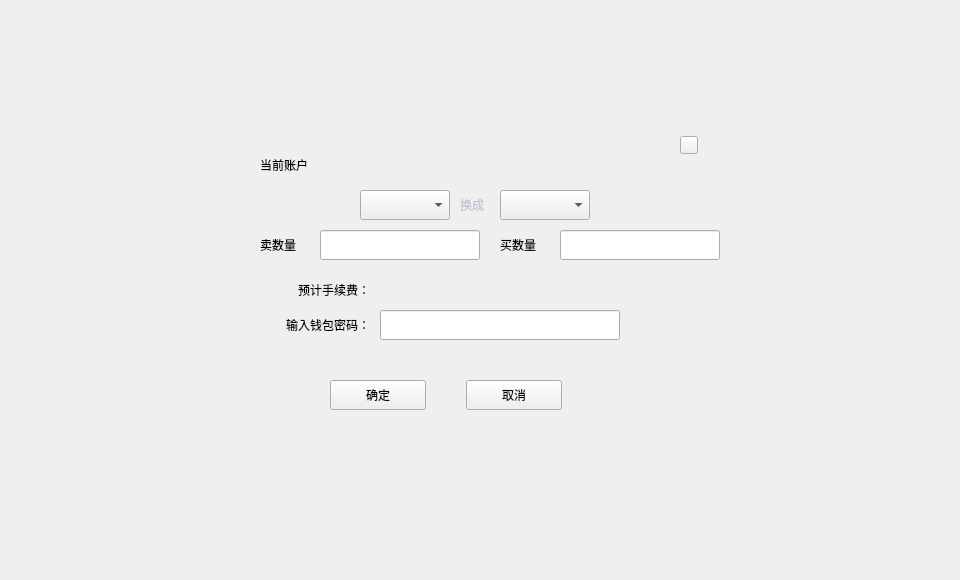
Above: exchange/selldialog.ui from HcashOrg/hx-indicator before the change. Below: the same form after it.
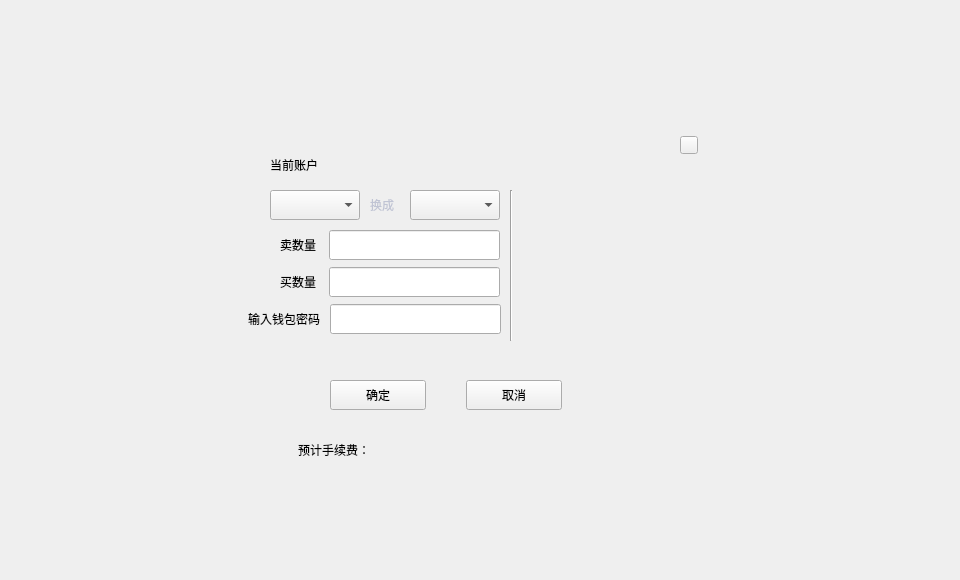
That is the form after the change.

What changed in the file:
```diff
--- a/exchange/selldialog.ui
+++ b/exchange/selldialog.ui
@@ -77,7 +77,7 @@
     <widget class="QComboBox" name="assetComboBox">
      <property name="geometry">
       <rect>
-       <x>130</x>
+       <x>40</x>
        <y>70</y>
        <width>90</width>
        <height>30</height>
@@ -100,7 +100,7 @@
     <widget class="QLabel" name="label_2">
      <property name="geometry">
       <rect>
-       <x>230</x>
+       <x>140</x>
        <y>70</y>
        <width>40</width>
        <height>30</height>
@@ -124,7 +124,7 @@
     <widget class="QComboBox" name="assetComboBox2">
      <property name="geometry">
       <rect>
-       <x>270</x>
+       <x>180</x>
        <y>70</y>
        <width>90</width>
        <height>30</height>
@@ -147,7 +147,7 @@
     <widget class="QLabel" name="label">
      <property name="geometry">
       <rect>
-       <x>30</x>
+       <x>50</x>
        <y>110</y>
        <width>54</width>
        <height>30</height>
@@ -160,8 +160,8 @@
     <widget class="QLabel" name="label_3">
      <property name="geometry">
       <rect>
-       <x>270</x>
-       <y>110</y>
+       <x>50</x>
+       <y>147</y>
        <width>54</width>
        <height>30</height>
       </rect>
@@ -173,9 +173,9 @@
     <widget class="QLineEdit" name="sellAmountLineEdit">
      <property name="geometry">
       <rect>
-       <x>90</x>
+       <x>99</x>
        <y>110</y>
-       <width>160</width>
+       <width>171</width>
        <height>30</height>
       </rect>
      </property>
@@ -183,9 +183,9 @@
     <widget class="QLineEdit" name="buyAmountLineEdit">
      <property name="geometry">
       <rect>
-       <x>330</x>
-       <y>110</y>
-       <width>160</width>
+       <x>99</x>
+       <y>147</y>
+       <width>171</width>
        <height>30</height>
       </rect>
      </property>
@@ -193,7 +193,7 @@
     <widget class="QLabel" name="label_4">
      <property name="geometry">
       <rect>
-       <x>30</x>
+       <x>40</x>
        <y>30</y>
        <width>60</width>
        <height>30</height>
@@ -206,7 +206,7 @@
     <widget class="QLabel" name="accountNameLabel">
      <property name="geometry">
       <rect>
-       <x>90</x>
+       <x>100</x>
        <y>30</y>
        <width>120</width>
        <height>30</height>
@@ -242,7 +242,7 @@
      <property name="geometry">
       <rect>
        <x>150</x>
-       <y>160</y>
+       <y>320</y>
        <width>240</width>
        <height>20</height>
       </rect>
@@ -258,7 +258,7 @@
      <property name="geometry">
       <rect>
        <x>40</x>
-       <y>160</y>
+       <y>320</y>
        <width>100</width>
        <height>20</height>
       </rect>
@@ -273,14 +273,14 @@
     <widget class="QLabel" name="label_6">
      <property name="geometry">
       <rect>
-       <x>40</x>
-       <y>190</y>
+       <x>-10</x>
+       <y>184</y>
        <width>100</width>
        <height>30</height>
       </rect>
      </property>
      <property name="text">
-      <string>输入钱包密码：</string>
+      <string>输入钱包密码</string>
      </property>
      <property name="alignment">
       <set>Qt::AlignRight|Qt::AlignTrailing|Qt::AlignVCenter</set>
@@ -289,9 +289,9 @@
     <widget class="QLineEdit" name="pwdLineEdit">
      <property name="geometry">
       <rect>
-       <x>150</x>
-       <y>190</y>
-       <width>240</width>
+       <x>100</x>
+       <y>184</y>
+       <width>171</width>
        <height>30</height>
       </rect>
      </property>
@@ -302,9 +302,9 @@
     <widget class="QLabel" name="tipLabel">
      <property name="geometry">
       <rect>
-       <x>160</x>
-       <y>230</y>
-       <width>200</width>
+       <x>110</x>
+       <y>224</y>
+       <width>161</width>
        <height>16</height>
       </rect>
      </property>
@@ -312,6 +312,29 @@
       <string/>
      </property>
     </widget>
+    <widget class="QStackedWidget" name="stackedWidget">
+     <property name="geometry">
+      <rect>
+       <x>296</x>
+       <y>71</y>
+       <width>181</width>
+       <height>151</height>
+      </rect>
+     </property>
+    </widget>
+    <widget class="Line" name="line">
+     <property name="geometry">
+      <rect>
+       <x>271</x>
+       <y>70</y>
+       <width>20</width>
+       <height>151</height>
+      </rect>
+     </property>
+     <property name="orientation">
+      <enum>Qt::Vertical</enum>
+     </property>
+    </widget>
    </widget>
   </widget>
  </widget>
```
